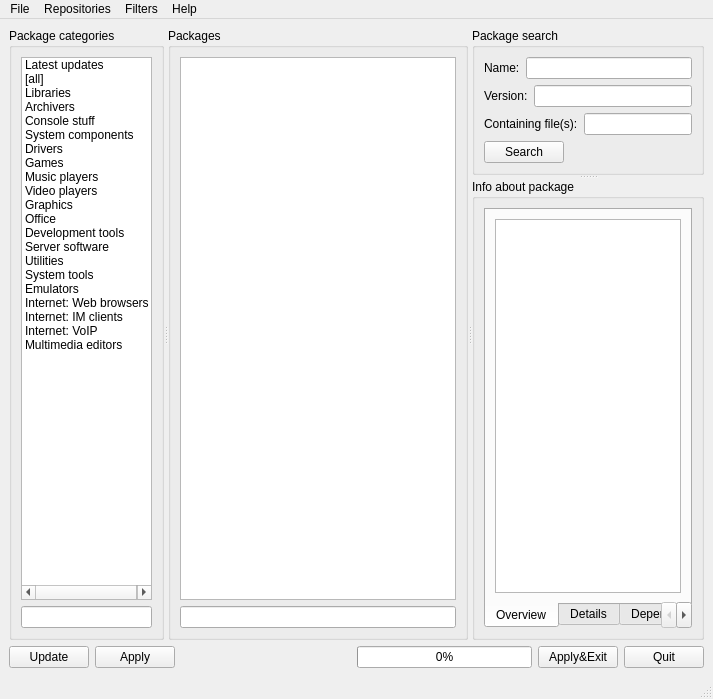
BackupTheBerlios/mops, file mpkg/manager/pkgmanager.ui: the form before one commit.
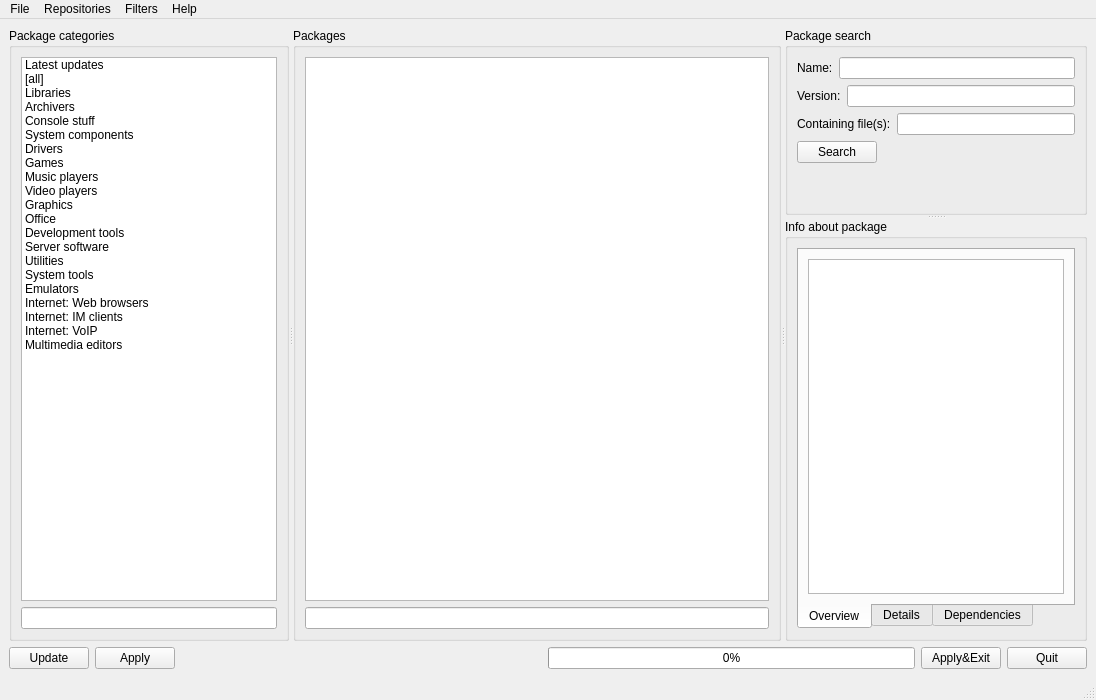
The form after the commit. Icons and pictures are not drawn.

Patch:
```diff
--- a/mpkg/manager/pkgmanager.ui
+++ b/mpkg/manager/pkgmanager.ui
@@ -5,8 +5,8 @@
    <rect>
     <x>0</x>
     <y>0</y>
-    <width>713</width>
-    <height>699</height>
+    <width>1096</width>
+    <height>700</height>
    </rect>
   </property>
   <property name="windowTitle" >
@@ -52,6 +52,12 @@
         </property>
         <item>
          <widget class="QListWidget" name="listWidget" >
+          <property name="maximumSize" >
+           <size>
+            <width>515</width>
+            <height>16777215</height>
+           </size>
+          </property>
           <property name="iconSize" >
            <size>
             <width>32</width>
@@ -422,6 +428,19 @@
            </item>
           </layout>
          </item>
+         <item>
+          <spacer>
+           <property name="orientation" >
+            <enum>Qt::Vertical</enum>
+           </property>
+           <property name="sizeHint" >
+            <size>
+             <width>20</width>
+             <height>40</height>
+            </size>
+           </property>
+          </spacer>
+         </item>
         </layout>
        </widget>
        <widget class="QGroupBox" name="groupBox_3" >
@@ -610,8 +629,8 @@
     <rect>
      <x>0</x>
      <y>0</y>
-     <width>713</width>
-     <height>28</height>
+     <width>1096</width>
+     <height>22</height>
     </rect>
    </property>
    <widget class="QMenu" name="menuFile" >
```
